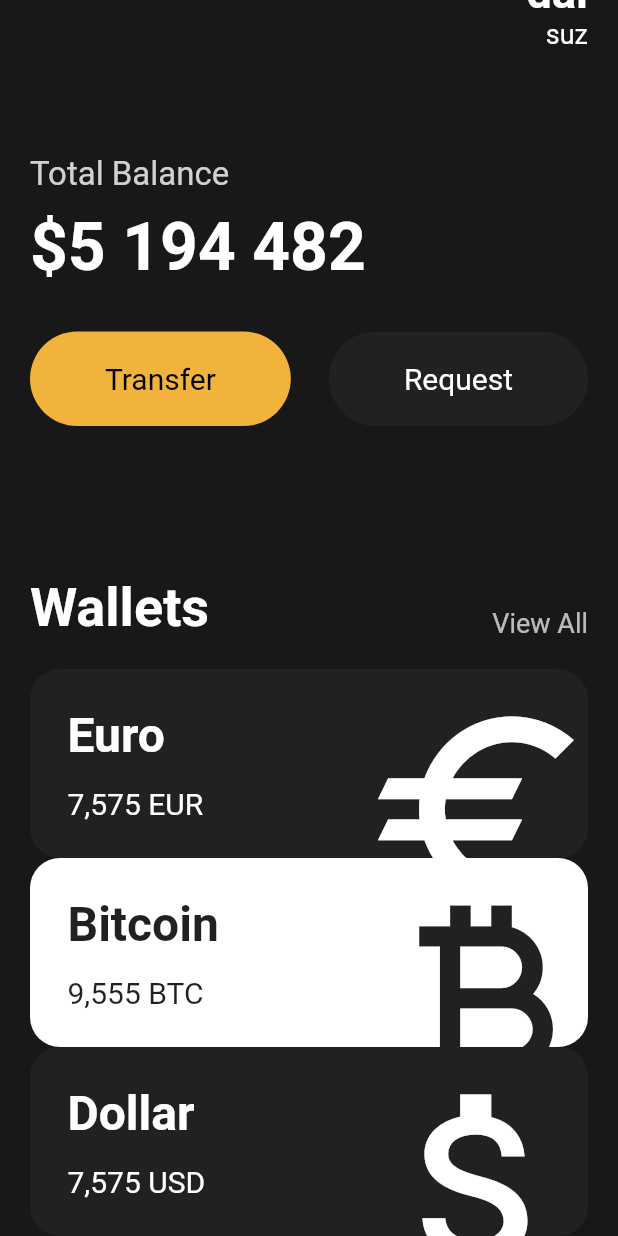
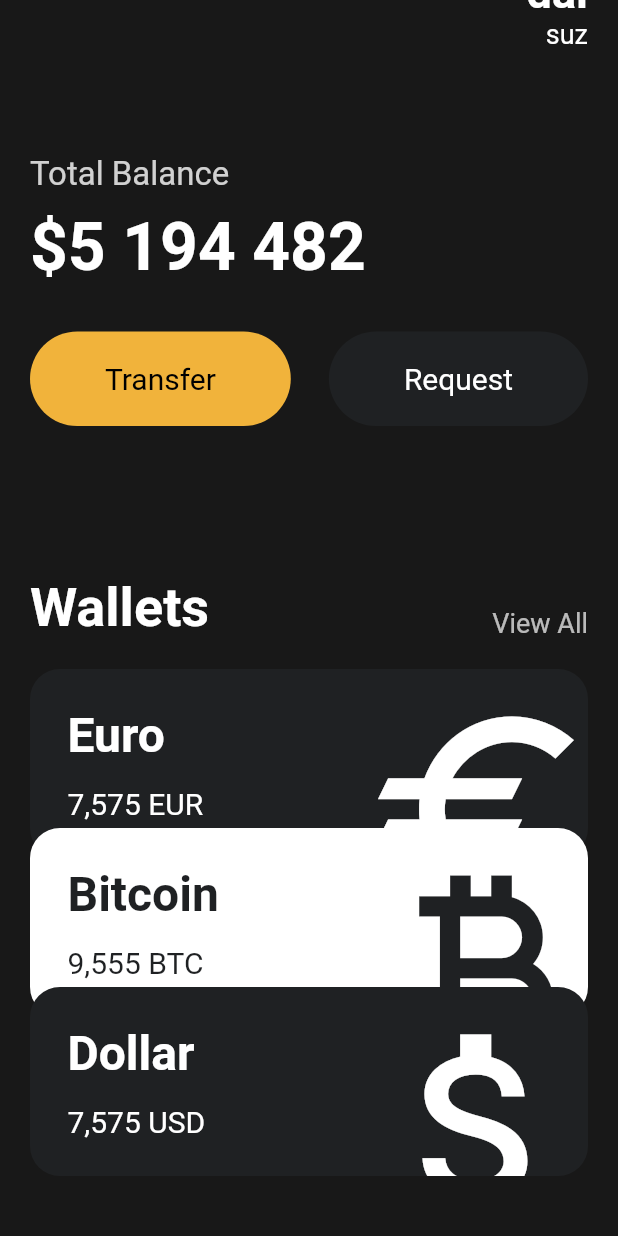
Before and after one commit to MoonhaloSUZ/Flutter, a Flutter app: the screen it shows after launch, scrolled down 103 dp, on a phone screen of 412 x 824 dp. Run offline on Flutter 3.47's test engine with Material 2 defaults, Android fonts, the phone set to English and light mode, and no system bars.

Commit message:
Card Widgets(+ Transform 추가)

```diff
--- a/webtoon/lib/widgets/currency_card.dart
+++ b/webtoon/lib/widgets/currency_card.dart
@@ -5,6 +5,7 @@ class CurrencyCard extends StatelessWidget {
   final IconData icon;
   final bool isInverted;
   final _blackColor = const Color(0xFF1F2123);
+  final double offSet;
 
   const CurrencyCard(
       {super.key,
@@ -12,11 +13,14 @@ class CurrencyCard extends StatelessWidget {
       required this.code,
       required this.amount,
       required this.icon,
-      required this.isInverted});
+      required this.isInverted,
+      required this.offSet});
 
   @override
   Widget build(BuildContext context) {
-    return Container(
+    return Transform.translate(
+      offset: Offset(0, offSet),
+      child: Container(
         clipBehavior: Clip.hardEdge,
         decoration: BoxDecoration(
           color: isInverted ? Colors.white : _blackColor,
@@ -81,6 +85,7 @@ class CurrencyCard extends StatelessWidget {
             ],
           ),
         ),
+      ),
     );
 
     // TODO: implement build
```
Lines whose indentation alone changed are shown as unchanged.
